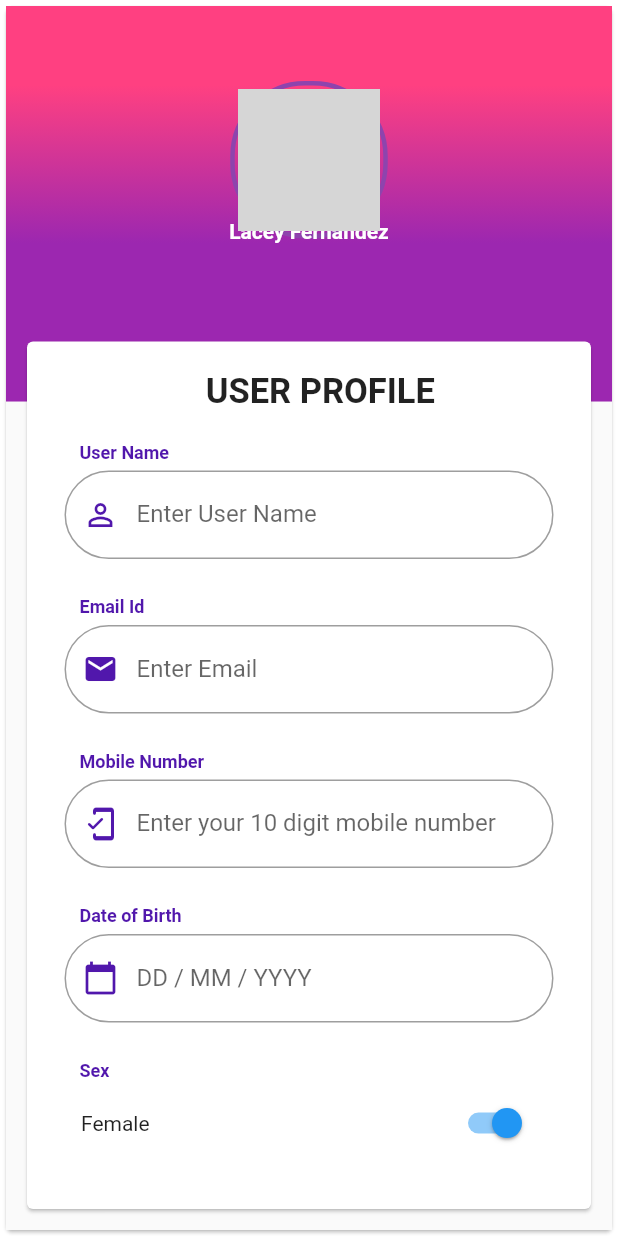
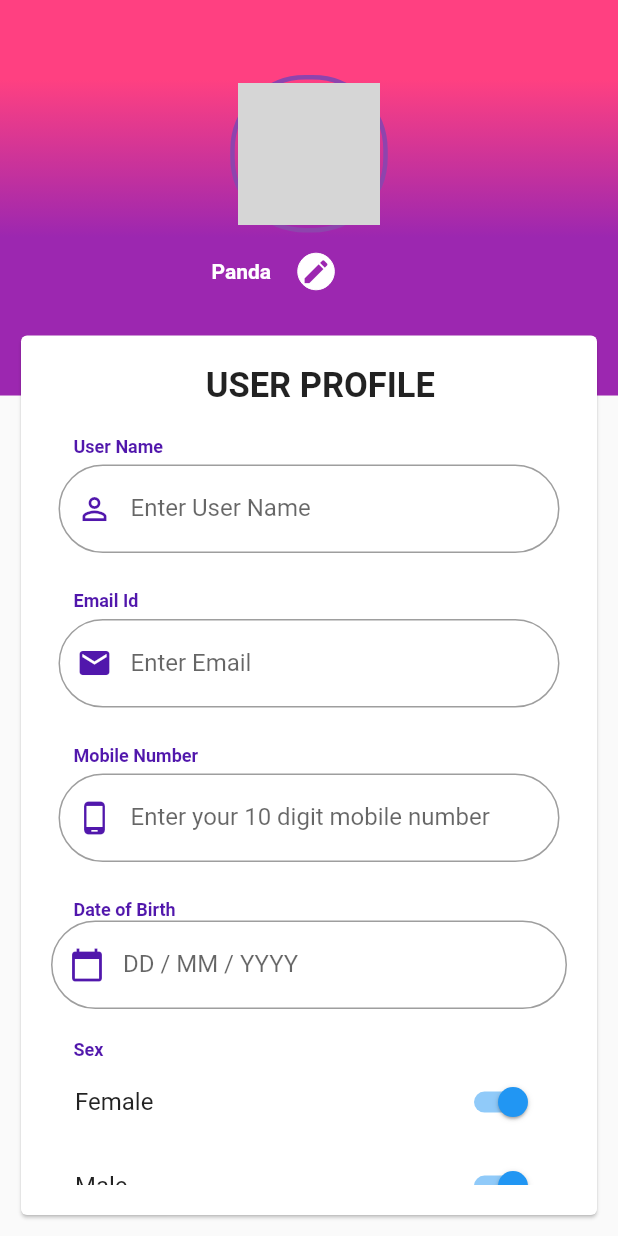
Before and after one commit to xRicardo/formulario_dinamic, a Flutter app: the screen it shows after launch, after a tap on "Female", on a phone screen of 412 x 824 dp. Run offline on Flutter 3.47's test engine with Material 2 defaults, Android fonts, the phone set to English and light mode, and no system bars; our stand-ins replace google_fonts; network calls fail; grey boxes are pictures that could not be loaded.

Commit message:
version 2

```diff
--- a/lib/main.dart
+++ b/lib/main.dart
@@ -2,7 +2,6 @@ import 'package:flutter/cupertino.dart';
 import 'package:flutter/material.dart';
 import 'theme.dart';
 import 'header_widget.dart';
-import 'switch.dart';
 
 void main() => runApp(MainFlightApp());
 
@@ -23,12 +22,14 @@ class FlightHomeApp extends StatefulWidget {
 }
 
 class _FlightHomeAppState extends State<FlightHomeApp> {
+  bool _check = false;
+  String _fecha = '';
+  //esta propiedad me va a servir para llenar la caja de texto con lo que tenga en _fecha
+  TextEditingController _inputFieldDateController = TextEditingController();
   @override
   Widget build(BuildContext context) {
     final headerHeight = MediaQuery.of(context).size.height * 0.32;
-    return Card(
-      color: Colors.transparent,
-      child: Scaffold(
+    return Scaffold(
       body: Stack(
         fit: StackFit.expand,
         children: <Widget>[
@@ -81,12 +82,13 @@ class _FlightHomeAppState extends State<FlightHomeApp> {
                         height: 20,
                       ),
                       Header(title: 'Date of Birth'),
-                        CajaDate(),
+                      CajaFecha(),
                       const SizedBox(
                         height: 20,
                       ),
                       Header(title: 'Sex'),
-                        switchFemale(),
+                      _crearSwitchF(),
+                      _crearSwitchM(),
                       button(),
                     ],
                   ),
@@ -96,8 +98,85 @@ class _FlightHomeAppState extends State<FlightHomeApp> {
           ),
         ],
       ),
+    );
+  }
+
+  _crearSwitchF() => SwitchListTile(
+        title: Text('Female'),
+        value: _check,
+        onChanged: (valor) {
+          setState(() {
+            _check = valor;
+          });
+        },
+      );
+  _crearSwitchM() => SwitchListTile(
+        title: Text('Male'),
+        value: _check,
+        onChanged: (valor) {
+          setState(() {
+            _check = _check;
+          });
+        },
+      );
+
+  void changeSwitch() {
+    setState(() {
+      _check = _check == _crearSwitchM() ? _crearSwitchM() : _crearSwitchF();
+    });
+  }
+}
+
+class CajaFecha extends StatefulWidget {
+  const CajaFecha({
+    Key key,
+  }) : super(key: key);
+
+  @override
+  _CajaFechaState createState() => _CajaFechaState();
+}
+
+class _CajaFechaState extends State<CajaFecha> {
+  String date = "";
+  TextEditingController _txtController = TextEditingController();
+  @override
+  Widget build(BuildContext context) {
+    return TextField(
+      readOnly: true,
+      controller: _txtController,
+      decoration: InputDecoration(
+        prefixIcon: Icon(
+          Icons.calendar_today,
+          color: DeliveryColors.purple,
         ),
+        labelText: 'DD / MM / YYYY',
+        border: OutlineInputBorder(borderRadius: BorderRadius.circular(30)),
+      ),
+      onTap: () {
+        FocusScope.of(context).requestFocus(FocusNode());
+        _selectDAte(context);
+      },
+      // onChanged: (valor) {
+      //   date = valor;
+      //   setState(() {
+      //     _selectDAte(context);
+      //   });
+      // },
     );
+  }
+
+  void _selectDAte(BuildContext context) async {
+    DateTime dateP = await showDatePicker(
+      context: context,
+      firstDate: DateTime(2020),
+      lastDate: DateTime(2022),
+      initialDate: DateTime.now(),
+    );
+    if (dateP != null) {
+      setState(() {});
+      date = dateP.toString();
+      _txtController.text = date;
+    }
   }
 }
 
@@ -141,14 +220,21 @@ Widget img() {
 
 Widget texto() {
   return Padding(
-    padding: const EdgeInsets.all(142.0),
+    padding: const EdgeInsets.symmetric(horizontal: 133, vertical: 159),
     child: Column(
       children: <Widget>[
-        Text(
-          'Lacey Fernandez',
-          style: TextStyle(fontWeight: FontWeight.bold, color: Colors.white),
+        Row(children: [
+          Padding(
+            padding: const EdgeInsets.all(8.0),
+            child: Text(
+              "Panda",
+              style:
+                  TextStyle(fontWeight: FontWeight.bold, color: Colors.white),
               textAlign: TextAlign.center,
             ),
+          ),
+          iconEditar(),
+        ]),
       ],
     ),
   );
@@ -206,16 +292,29 @@ Widget button() {
   );
 }
 
-Widget switchFemale() {
-  return SwitchListTile(
-    value: true,
-    title: Text(
-      'Female',
-      style: TextStyle(
-        fontSize: 14,
+Widget iconEditar() {
+  return Positioned(
+    right: 0,
+    child: CupertinoButton(
+      padding: EdgeInsets.zero,
+      borderRadius: BorderRadius.circular(30),
+      child: Container(
+        child: Icon(
+          Icons.edit,
+          color: Colors.purple,
+        ),
+        padding: EdgeInsets.all(2),
+        decoration: BoxDecoration(
+          border: Border.all(
+            color: Colors.white,
+            width: 0,
+          ),
+          color: Colors.white,
+          shape: BoxShape.circle,
         ),
       ),
-    onChanged: (val) {},
+      onPressed: () {},
+    ),
   );
 }
 
@@ -291,7 +390,7 @@ class _CajaMobileState extends State<CajaMobile> {
         child: TextField(
           decoration: InputDecoration(
               prefixIcon: Icon(
-                Icons.mobile_friendly_rounded,
+                Icons.phone_android,
                 color: DeliveryColors.purple,
               ),
               labelText: 'Enter your 10 digit mobile number',
@@ -305,32 +404,3 @@ class _CajaMobileState extends State<CajaMobile> {
     );
   }
 }
-
-class CajaDate extends StatefulWidget {
-  @override
-  _CajaDateState createState() => _CajaDateState();
-}
-
-class _CajaDateState extends State<CajaDate> {
-  @override
-  Widget build(BuildContext context) {
-    return Container(
-      child: Padding(
-        padding: const EdgeInsets.symmetric(vertical: 5, horizontal: 5),
-        child: TextField(
-          decoration: InputDecoration(
-              prefixIcon: Icon(
-                Icons.calendar_today,
-                color: DeliveryColors.purple,
-              ),
-              labelText: 'DD / MM / YYYY',
-              border:
-                  OutlineInputBorder(borderRadius: BorderRadius.circular(30))),
-          onChanged: (valor) {
-            setState(() {});
-          },
-        ),
-      ),
-    );
-  }
-}
```
Also changed, not shown: lib/switch.dart (deleted, +0 -118 lines). Lines whose indentation alone changed are shown as unchanged.
